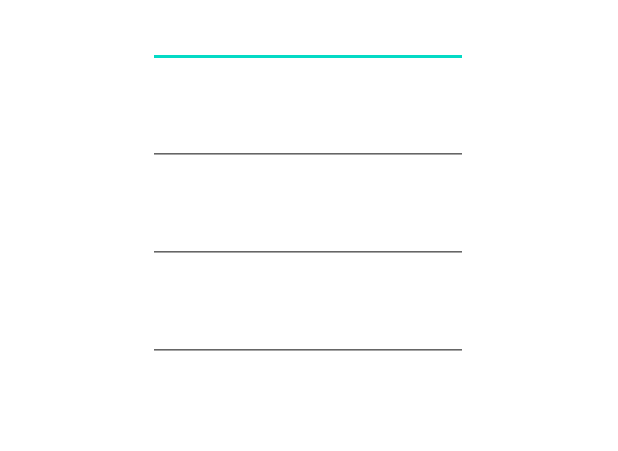
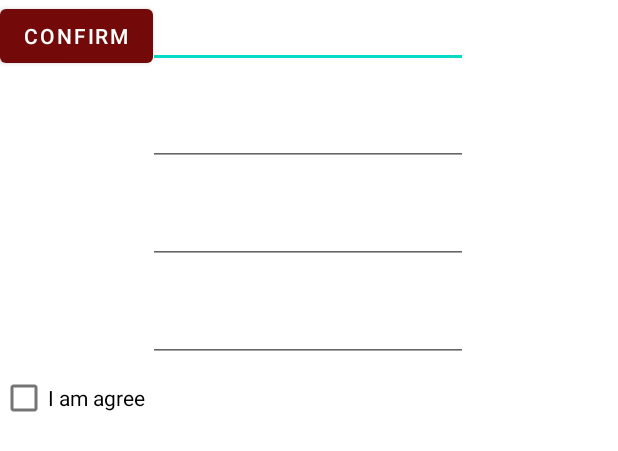
Before and after one commit to h200103012/CarRental1, an Android app: the layout registration.xml on its own in the app's theme, with its tools: preview values and no code run, on a phone screen of 412 x 824 dp. Shown: the top 451 px of the screen. Run offline under Robolectric (Android 15) with nearby library versions, the phone set to English and light mode, and no system bars.

Commit message:
Registration added buttons

```diff
--- a/app/src/main/res/layout/registration.xml
+++ b/app/src/main/res/layout/registration.xml
@@ -70,4 +70,22 @@
         app:layout_constraintBottom_toTopOf="@+id/editTextTextEmailAddress"
         app:layout_constraintEnd_toEndOf="parent"
         app:layout_constraintStart_toStartOf="parent" />
+
+    <CheckBox
+        android:id="@+id/checkBox"
+        android:layout_width="wrap_content"
+        android:layout_height="wrap_content"
+        android:text="I am agree"
+        app:layout_constraintTop_toBottomOf="@+id/editTextDate"
+        tools:layout_editor_absoluteX="101dp" />
+
+    <Button
+        android:id="@+id/button3"
+        android:layout_width="wrap_content"
+        android:layout_height="wrap_content"
+        android:text="Confirm"
+        app:backgroundTint="#FD730808"
+        tools:layout_editor_absoluteX="154dp"
+        tools:layout_editor_absoluteY="408dp" />
+
 </androidx.constraintlayout.widget.ConstraintLayout>
```
